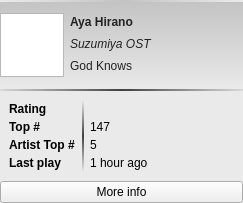
Old version of the form src/ui/widgets/PlaylistAudioItemExtra.ui in the repository sandsmark/playbak.
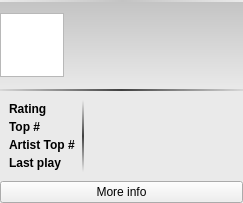
New version of the form.

What changed in the file:
```diff
--- a/src/ui/widgets/PlaylistAudioItemExtra.ui
+++ b/src/ui/widgets/PlaylistAudioItemExtra.ui
@@ -80,7 +80,7 @@
            </font>
           </property>
           <property name="text">
-           <string>Aya Hirano</string>
+           <string/>
           </property>
          </widget>
         </item>
@@ -98,7 +98,7 @@
            </font>
           </property>
           <property name="text">
-           <string>Suzumiya OST</string>
+           <string/>
           </property>
          </widget>
         </item>
@@ -111,7 +111,7 @@
            </sizepolicy>
           </property>
           <property name="text">
-           <string>God Knows</string>
+           <string/>
           </property>
          </widget>
         </item>
@@ -259,7 +259,7 @@
             </sizepolicy>
            </property>
            <property name="text">
-            <string>147</string>
+            <string/>
            </property>
           </widget>
          </item>
@@ -272,7 +272,7 @@
             </sizepolicy>
            </property>
            <property name="text">
-            <string>5</string>
+            <string/>
            </property>
           </widget>
          </item>
@@ -285,7 +285,7 @@
             </sizepolicy>
            </property>
            <property name="text">
-            <string>1 hour ago</string>
+            <string/>
            </property>
           </widget>
          </item>
```
